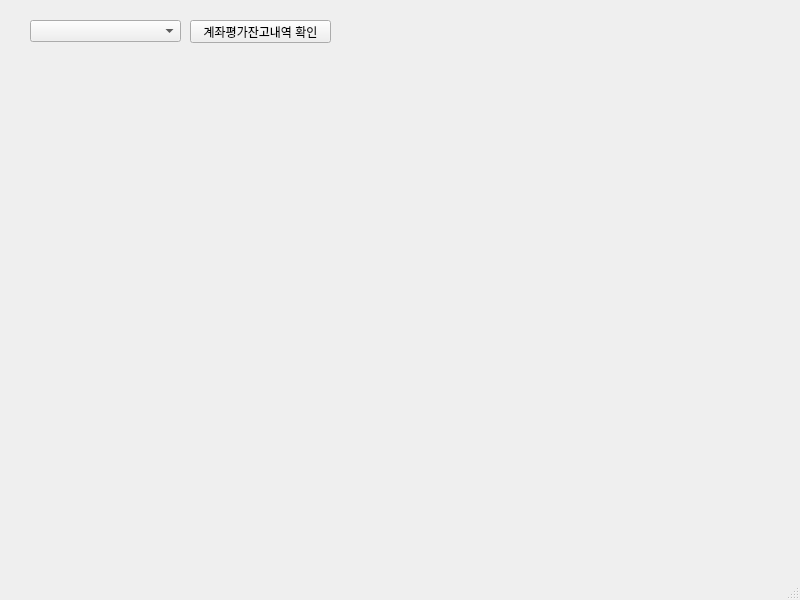
The window that MainWindows.ui (kisbi3/Stock_Kiwoom) describes before a commit, drawn with Qt 5.
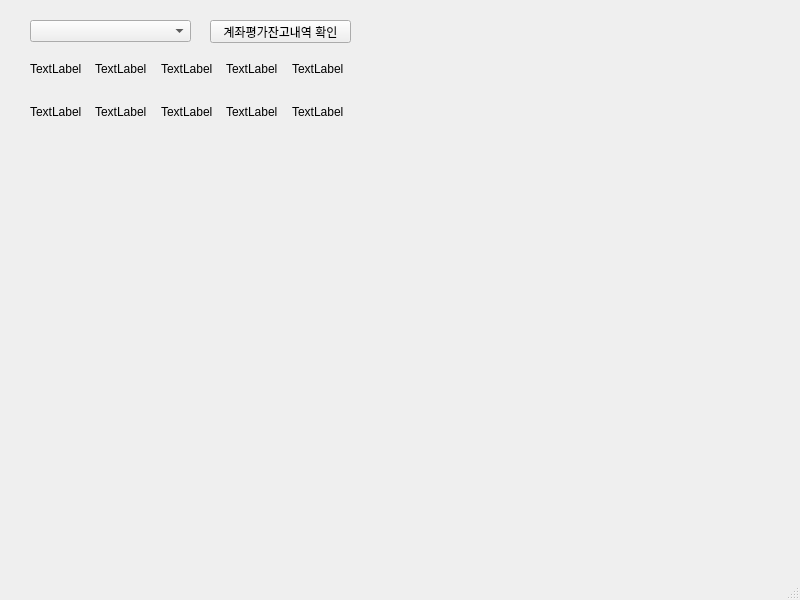
The same window after the commit.

The edit to the form file:
```diff
--- a/MainWindows.ui
+++ b/MainWindows.ui
@@ -19,7 +19,7 @@
      <rect>
       <x>30</x>
       <y>20</y>
-      <width>151</width>
+      <width>161</width>
       <height>22</height>
      </rect>
     </property>
@@ -27,7 +27,7 @@
    <widget class="QPushButton" name="call_account">
     <property name="geometry">
      <rect>
-      <x>190</x>
+      <x>210</x>
       <y>20</y>
       <width>141</width>
       <height>23</height>
@@ -37,6 +37,88 @@
      <string>계좌평가잔고내역 확인</string>
     </property>
    </widget>
+   <widget class="QWidget" name="gridLayoutWidget">
+    <property name="geometry">
+     <rect>
+      <x>30</x>
+      <y>50</y>
+      <width>321</width>
+      <height>80</height>
+     </rect>
+    </property>
+    <layout class="QGridLayout" name="gridLayout">
+     <item row="1" column="0">
+      <widget class="QLabel" name="label">
+       <property name="text">
+        <string>TextLabel</string>
+       </property>
+      </widget>
+     </item>
+     <item row="2" column="1">
+      <widget class="QLabel" name="label_4">
+       <property name="text">
+        <string>TextLabel</string>
+       </property>
+      </widget>
+     </item>
+     <item row="1" column="1">
+      <widget class="QLabel" name="label_3">
+       <property name="text">
+        <string>TextLabel</string>
+       </property>
+      </widget>
+     </item>
+     <item row="1" column="3">
+      <widget class="QLabel" name="label_7">
+       <property name="text">
+        <string>TextLabel</string>
+       </property>
+      </widget>
+     </item>
+     <item row="2" column="0">
+      <widget class="QLabel" name="label_2">
+       <property name="text">
+        <string>TextLabel</string>
+       </property>
+      </widget>
+     </item>
+     <item row="2" column="2">
+      <widget class="QLabel" name="label_6">
+       <property name="text">
+        <string>TextLabel</string>
+       </property>
+      </widget>
+     </item>
+     <item row="1" column="2">
+      <widget class="QLabel" name="label_5">
+       <property name="text">
+        <string>TextLabel</string>
+       </property>
+      </widget>
+     </item>
+     <item row="2" column="3">
+      <widget class="QLabel" name="label_8">
+       <property name="text">
+        <string>TextLabel</string>
+       </property>
+      </widget>
+     </item>
+     <item row="1" column="4">
+      <widget class="QLabel" name="label_9">
+       <property name="text">
+        <string>TextLabel</string>
+       </property>
+      </widget>
+     </item>
+     <item row="2" column="4">
+      <widget class="QLabel" name="label_10">
+       <property name="text">
+        <string>TextLabel</string>
+       </property>
+      </widget>
+     </item>
+    </layout>
+   </widget>
   </widget>
   <widget class="QMenuBar" name="menubar">
    <property name="geometry">
```
